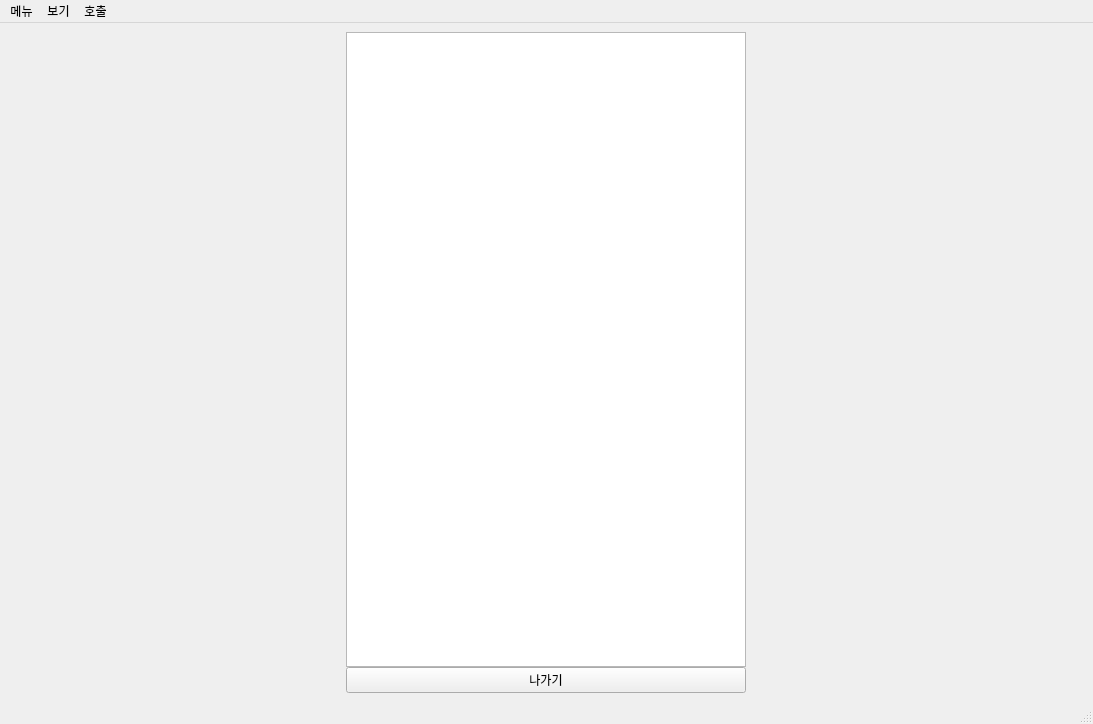
Before: the Qt Designer form main.ui in SSU-DC-DCWZ/ObsCare_Front, drawn with Qt 5.
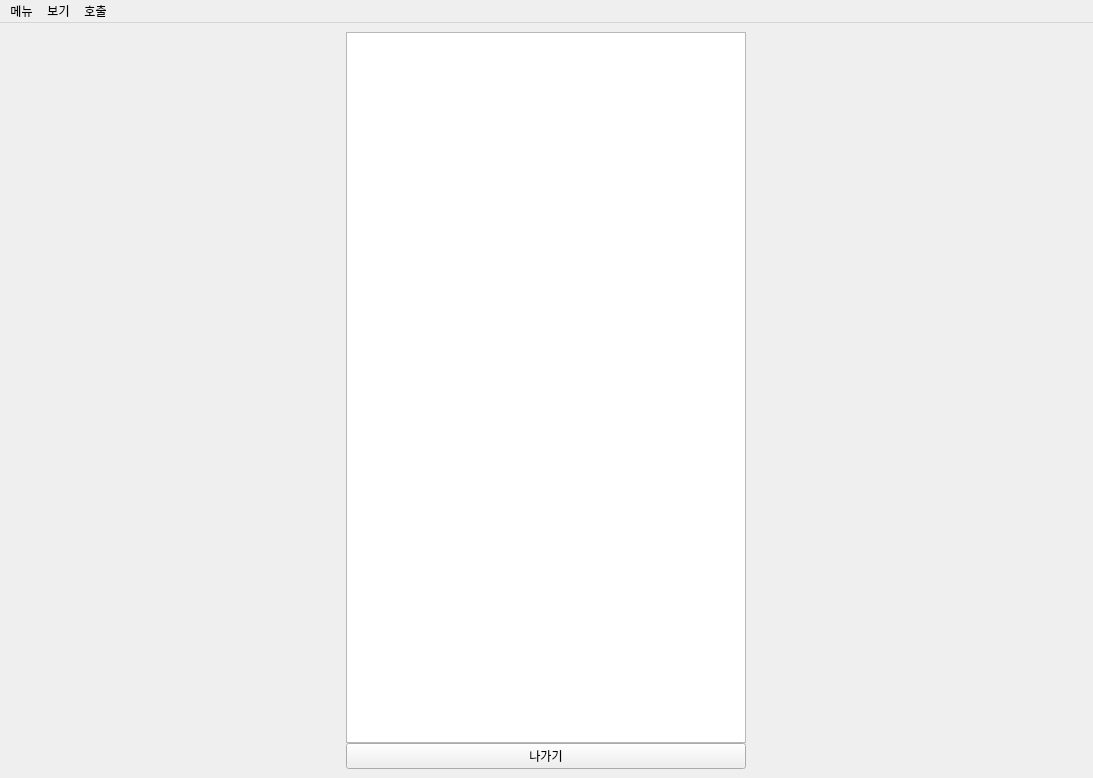
After: the same form once the commit is applied.

Commit message: deleted bottom status bar

```diff
--- a/main.ui
+++ b/main.ui
@@ -7,7 +7,7 @@
     <x>0</x>
     <y>0</y>
     <width>1093</width>
-    <height>724</height>
+    <height>778</height>
    </rect>
   </property>
   <property name="minimumSize">
@@ -116,7 +116,6 @@
    <addaction name="menu_2"/>
    <addaction name="menu_3"/>
   </widget>
-  <widget class="QStatusBar" name="statusbar"/>
   <action name="actionHome">
    <property name="text">
     <string>홈</string>
```
Left out of the diff: 14 changed lines with no effect on the pictures.
